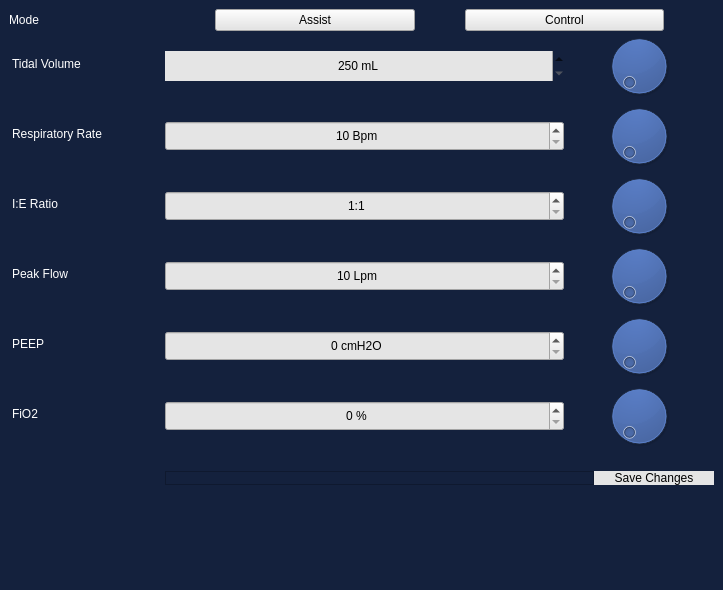
Before: the Qt Designer form ui/settings.ui in eugeneoca/dec-rpi-gui, drawn with Qt 5.
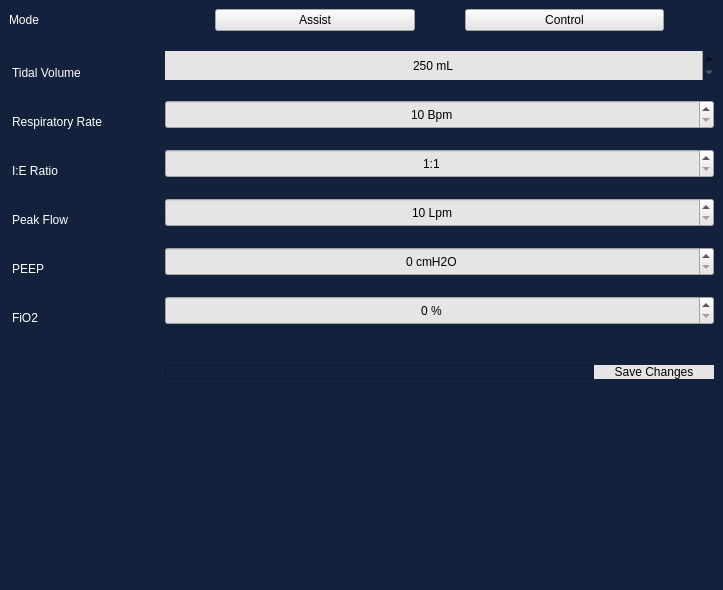
After: the same form once the commit is applied. Icons and pictures are not drawn.

Commit message: Path problem fixeed

```diff
--- a/ui/settings.ui
+++ b/ui/settings.ui
@@ -48,7 +48,7 @@
        <number>60</number>
       </property>
       <property name="verticalSpacing">
-       <number>0</number>
+       <number>20</number>
       </property>
       <item row="0" column="0">
        <widget class="QLabel" name="label">
@@ -174,22 +174,6 @@
           </property>
          </widget>
         </item>
-        <item>
-         <widget class="QDial" name="dial_tidal_volume">
-          <property name="maximumSize">
-           <size>
-            <width>150</width>
-            <height>70</height>
-           </size>
-          </property>
-          <property name="minimum">
-           <number>250</number>
-          </property>
-          <property name="maximum">
-           <number>800</number>
-          </property>
-         </widget>
-        </item>
        </layout>
       </item>
       <item row="2" column="0">
@@ -232,22 +216,6 @@
           </property>
          </widget>
         </item>
-        <item>
-         <widget class="QDial" name="dial">
-          <property name="maximumSize">
-           <size>
-            <width>150</width>
-            <height>70</height>
-           </size>
-          </property>
-          <property name="minimum">
-           <number>10</number>
-          </property>
-          <property name="maximum">
-           <number>30</number>
-          </property>
-         </widget>
-        </item>
        </layout>
       </item>
       <item row="3" column="0">
@@ -293,22 +261,6 @@
           </property>
          </widget>
         </item>
-        <item>
-         <widget class="QDial" name="dial_2">
-          <property name="maximumSize">
-           <size>
-            <width>150</width>
-            <height>70</height>
-           </size>
-          </property>
-          <property name="minimum">
-           <number>1</number>
-          </property>
-          <property name="maximum">
-           <number>3</number>
-          </property>
-         </widget>
-        </item>
        </layout>
       </item>
       <item row="4" column="0">
@@ -351,22 +303,6 @@
           </property>
          </widget>
         </item>
-        <item>
-         <widget class="QDial" name="dial_3">
-          <property name="maximumSize">
-           <size>
-            <width>150</width>
-            <height>70</height>
-           </size>
-          </property>
-          <property name="minimum">
-           <number>10</number>
-          </property>
-          <property name="maximum">
-           <number>50</number>
-          </property>
-         </widget>
-        </item>
        </layout>
       </item>
       <item row="5" column="0">
@@ -406,19 +342,6 @@
           </property>
          </widget>
         </item>
-        <item>
-         <widget class="QDial" name="dial_4">
-          <property name="maximumSize">
-           <size>
-            <width>150</width>
-            <height>70</height>
-           </size>
-          </property>
-          <property name="maximum">
-           <number>10</number>
-          </property>
-         </widget>
-        </item>
        </layout>
       </item>
       <item row="6" column="0">
@@ -458,19 +381,6 @@
           </property>
          </widget>
         </item>
-        <item>
-         <widget class="QDial" name="dial_5">
-          <property name="maximumSize">
-           <size>
-            <width>150</width>
-            <height>70</height>
-           </size>
-          </property>
-          <property name="maximum">
-           <number>100</number>
-          </property>
-         </widget>
-        </item>
        </layout>
       </item>
       <item row="7" column="1">
```
Left out of the diff: 195 changed lines with no effect on the pictures. The commit also changes 1 other file.
